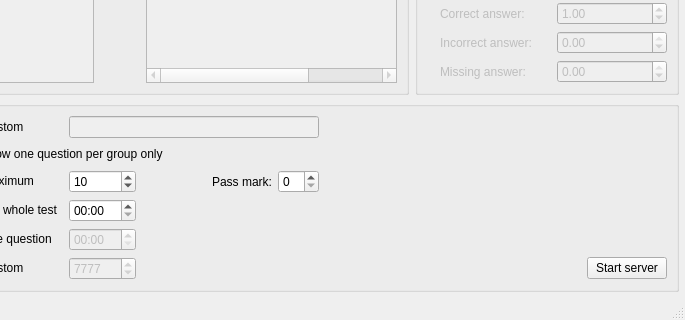
First picture: the form in iTestServer/main_window_v2.ui, repository michal-tomlein/itest, before the edit; both pictures show x 175 to 860 and y 365 to 685 of the 860 by 685 pixel window.
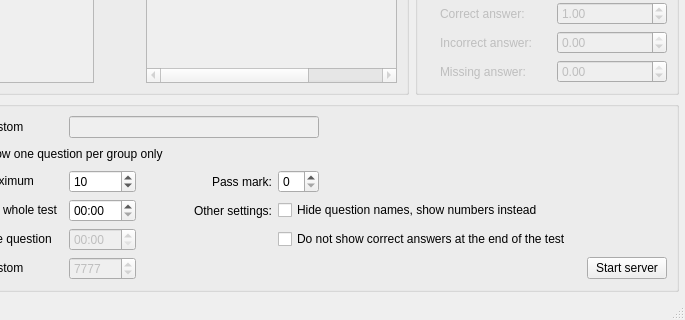
Second picture: the form after the edit. The open tabs and pages were chosen to show the change. Icons and pictures are not drawn. Custom widgets are drawn as their Qt base class.

Commit message: "Other settings" moved to iTestServer

```diff
--- a/iTestServer/main_window_v2.ui
+++ b/iTestServer/main_window_v2.ui
@@ -12,7 +12,7 @@
   </property>
   <property name="minimumSize" >
    <size>
-    <width>780</width>
+    <width>790</width>
     <height>580</height>
    </size>
   </property>
@@ -24,14 +24,6 @@
     <normaloff>:/images/images/itest.png</normaloff>:/images/images/itest.png</iconset>
   </property>
   <widget class="QWidget" name="centralwidget" >
-   <property name="geometry" >
-    <rect>
-     <x>0</x>
-     <y>84</y>
-     <width>860</width>
-     <height>579</height>
-    </rect>
-   </property>
    <layout class="QGridLayout" >
     <property name="margin" >
      <number>0</number>
@@ -3449,14 +3441,6 @@
        </layout>
       </widget>
       <widget class="QWidget" name="testSettingsPage" >
-       <property name="geometry" >
-        <rect>
-         <x>0</x>
-         <y>0</y>
-         <width>860</width>
-         <height>579</height>
-        </rect>
-       </property>
        <layout class="QGridLayout" >
         <property name="margin" >
          <number>6</number>
@@ -4451,6 +4435,42 @@
              </property>
             </widget>
            </item>
+           <item row="3" column="4" colspan="3" >
+            <widget class="QCheckBox" name="TSHideQuestionNamesCheckBox" >
+             <property name="statusTip" >
+              <string>Use this option if the names of your questions contain clues to their answers</string>
+             </property>
+             <property name="text" >
+              <string>Hide question names, show numbers instead</string>
+             </property>
+            </widget>
+           </item>
+           <item row="4" column="4" colspan="3" >
+            <widget class="QCheckBox" name="TSHideCorrectAnswersCheckBox" >
+             <property name="statusTip" >
+              <string>Do not show correct answers at the end of the test</string>
+             </property>
+             <property name="text" >
+              <string>Do not show correct answers at the end of the test</string>
+             </property>
+            </widget>
+           </item>
+           <item row="3" column="3" >
+            <widget class="QLabel" name="label_other_settings" >
+             <property name="minimumSize" >
+              <size>
+               <width>130</width>
+               <height>0</height>
+              </size>
+             </property>
+             <property name="text" >
+              <string>Other settings:</string>
+             </property>
+             <property name="alignment" >
+              <set>Qt::AlignRight|Qt::AlignTrailing|Qt::AlignVCenter</set>
+             </property>
+            </widget>
+           </item>
           </layout>
          </widget>
         </item>
```
Left out of the diff: 103 changed lines with no effect on the pictures. The commit also changes 54 other files.
